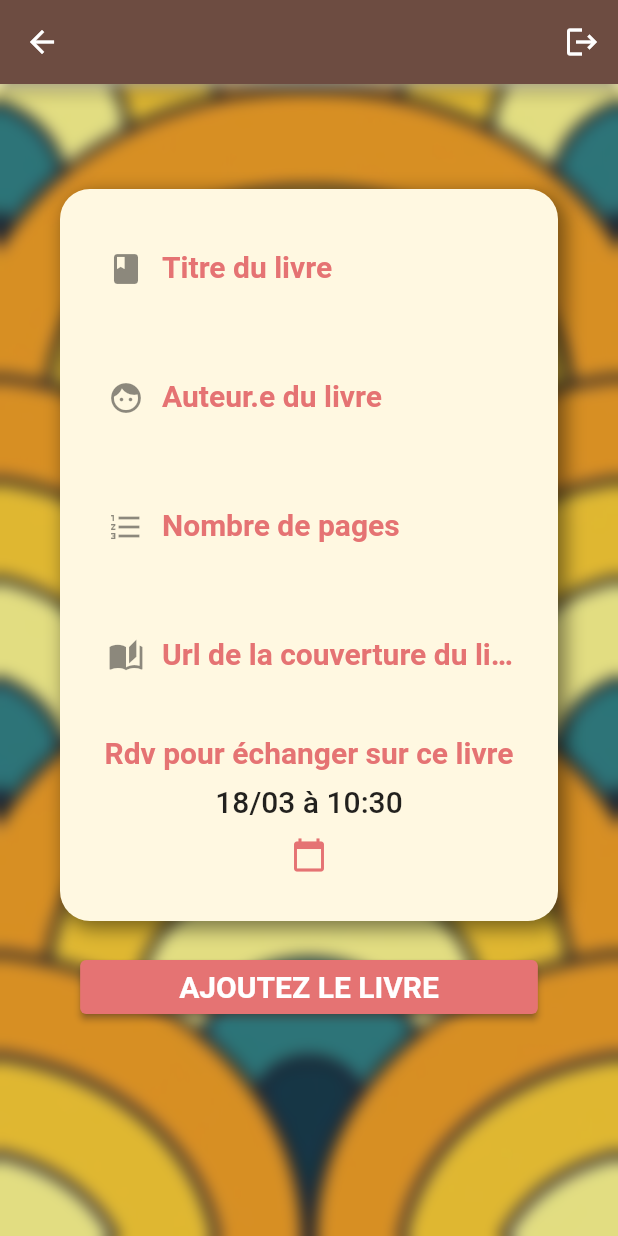
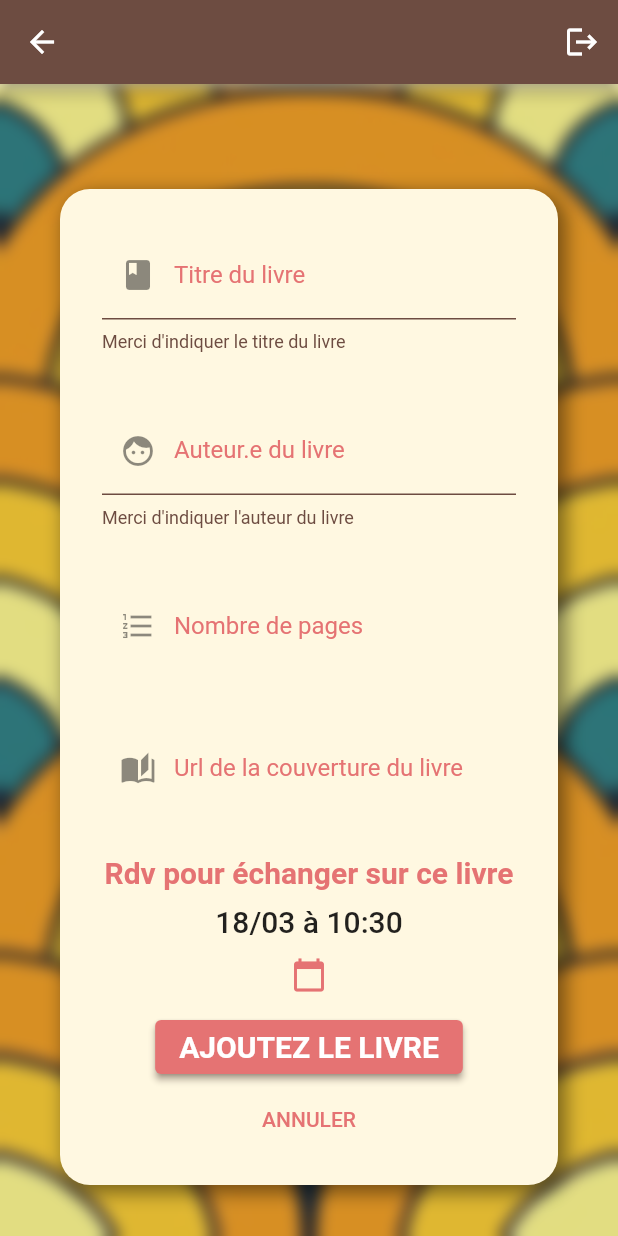
Before and after one commit to Ockham-Byron/book_club, a Flutter app: the AddBook screen opened directly with empty values, after a tap on "AJOUTEZ LE LIVRE", on a phone screen of 412 x 824 dp. Run offline on Flutter 3.47's test engine with Material 2 defaults, Android fonts, the phone set to English and light mode, and no system bars; our stand-ins replace circular_profile_avatar, cloud_firestore, firebase_auth, firebase_core, flutter_datetime_picker, flutter_spinkit and 2 more; missing offline and left inert: dart:ffi, favorite_button; accounts and stored records are empty.

Commit message:
validator create book

```diff
--- a/lib/screens/create/add_book.dart
+++ b/lib/screens/create/add_book.dart
@@ -8,8 +8,11 @@ import 'package:book_club/shared/containers/background_container.dart';
 import 'package:book_club/shared/containers/shadow_container.dart';
 import 'package:cloud_firestore/cloud_firestore.dart';
 import 'package:flutter/material.dart';
+import 'package:flutter/services.dart';
 import 'package:flutter_datetime_picker/flutter_datetime_picker.dart';
 import 'package:intl/intl.dart';
+
+import '../../shared/custom_form_field.dart';
 
 class AddBook extends StatefulWidget {
   final GroupModel currentGroup;
@@ -23,6 +26,15 @@ class AddBook extends StatefulWidget {
 }
 
 class _AddBookState extends State<AddBook> {
+  //key for the form's validation
+  final _formKey = GlobalKey<FormState>();
+
+  //focus
+  FocusNode? ftitle;
+  FocusNode? fauthor;
+  FocusNode? flength;
+  FocusNode? fcover;
+
   //controllers of inputs
   final TextEditingController _bookTitleInput = TextEditingController();
   final TextEditingController _bookAuthorInput = TextEditingController();
@@ -79,56 +91,65 @@ class _AddBookState extends State<AddBook> {
               Padding(
                 padding: const EdgeInsets.all(20),
                 child: ShadowContainer(
+                  child: Form(
+                    key: _formKey,
                     child: Column(
                       children: [
-                      TextFormField(
-                        controller: _bookTitleInput,
-                        decoration: const InputDecoration(
-                          prefixIcon: Icon(
-                            Icons.book,
+                        CustomFormField(
+                            focusNode: ftitle,
+                            hintText: "Titre du livre",
+                            iconData: Icons.book,
+                            textEditingController: _bookTitleInput,
+                            validator: (val) {
+                              if (val!.isEmpty) {
+                                return "Merci d'indiquer le titre du livre";
+                              } else {
+                                return null;
+                              }
+                            }),
+                        const SizedBox(
+                          height: 20,
                         ),
-                          labelText: "Titre du livre",
+                        CustomFormField(
+                            focusNode: fauthor,
+                            textEditingController: _bookAuthorInput,
+                            iconData: Icons.face,
+                            hintText: "Auteur.e du livre",
+                            validator: (val) {
+                              if (val!.isEmpty) {
+                                return "Merci d'indiquer l'auteur du livre";
+                              } else {
+                                return null;
+                              }
+                            }),
+                        const SizedBox(
+                          height: 20,
                         ),
-                        style: Theme.of(context).textTheme.bodyText2,
+                        CustomFormField(
+                          keyboardType: TextInputType.number,
+                          focusNode: flength,
+                          textEditingController: _bookLengthInput,
+                          iconData: Icons.format_list_numbered,
+                          hintText: "Nombre de pages",
+                          inputFormatters: [
+                            FilteringTextInputFormatter.allow(RegExp(r'[0-9]'))
+                          ],
                         ),
                         const SizedBox(
                           height: 20,
                         ),
-                      TextFormField(
-                        controller: _bookAuthorInput,
-                        decoration: const InputDecoration(
-                          prefixIcon: Icon(
-                            Icons.face,
-                          ),
-                          labelText: "Auteur.e du livre",
-                        ),
-                        style: Theme.of(context).textTheme.bodyText2,
-                      ),
-                      const SizedBox(
-                        height: 20,
-                      ),
-                      TextFormField(
-                        controller: _bookLengthInput,
-                        decoration: const InputDecoration(
-                          prefixIcon: Icon(
-                            Icons.format_list_numbered,
-                          ),
-                          labelText: "Nombre de pages",
-                        ),
-                        style: Theme.of(context).textTheme.bodyText2,
-                      ),
-                      const SizedBox(
-                        height: 20,
-                      ),
-                      TextFormField(
-                        controller: _bookCoverInput,
-                        decoration: const InputDecoration(
-                          prefixIcon: Icon(
-                            Icons.auto_stories,
-                          ),
-                          labelText: "Url de la couverture du livre",
-                        ),
-                        style: Theme.of(context).textTheme.bodyText2,
+                        CustomFormField(
+                          focusNode: fcover,
+                          textEditingController: _bookCoverInput,
+                          iconData: Icons.auto_stories,
+                          hintText: "Url de la couverture du livre",
+                          validator: (val) {
+                            if (val!.isValidImageUrl || val == "") {
+                              return null;
+                            } else {
+                              return 'Url non valide.Y a-t-il un .png ou .jpg à la fin ? Si vous ne souhaitez pas ajouter de photo de profil, laissez vide';
+                            }
+                          },
                         ),
                         const SizedBox(
                           height: 20,
@@ -136,7 +157,8 @@ class _AddBookState extends State<AddBook> {
                         Text(
                           "Rdv pour échanger sur ce livre",
                           style: TextStyle(
-                            color: Theme.of(context).focusColor, fontSize: 20),
+                              color: Theme.of(context).focusColor,
+                              fontSize: 20),
                         ),
                         const SizedBox(
                           height: 10,
@@ -150,12 +172,9 @@ class _AddBookState extends State<AddBook> {
                             color: Theme.of(context).focusColor,
                           ),
                         ),
-                    ],
-                  ),
-                ),
-              ),
                         ElevatedButton(
                           onPressed: () {
+                            if (_formKey.currentState!.validate()) {
                               BookModel? book = BookModel(
                                   title: _bookTitleInput.text,
                                   author: _bookAuthorInput.text,
@@ -164,20 +183,32 @@ class _AddBookState extends State<AddBook> {
                                   submittedBy: widget.currentUser.uid,
                                   dueDate: Timestamp.fromDate(_selectedDate));
                               if (widget.currentGroup.id != null) {
-                    _addBook(context, widget.currentGroup.id!, book);
+                                _addBook(
+                                    context, widget.currentGroup.id!, book);
                               } else {
                                 // print(widget.currentGroup);
                                 // print("pas de groupId");
                               }
+                            }
                           },
-                child: Padding(
-                  padding: const EdgeInsets.symmetric(horizontal: 50),
                           child: Text(
                             "Ajoutez le livre".toUpperCase(),
                             style: const TextStyle(
                                 color: Colors.white,
                                 fontWeight: FontWeight.bold,
                                 fontSize: 20),
+                          ),
+                        ),
+                        TextButton(
+                          onPressed: () {
+                            Navigator.of(context).pop();
+                          },
+                          child: Text("Annuler".toUpperCase(),
+                              style: TextStyle(
+                                  color: Theme.of(context).focusColor)),
+                        )
+                      ],
+                    ),
                   ),
                 ),
               ),
--- a/lib/shared/custom_form_field.dart
+++ b/lib/shared/custom_form_field.dart
@@ -10,10 +10,12 @@ class CustomFormField extends StatelessWidget {
     this.textEditingController,
     this.inputFormatters,
     this.validator,
+    this.keyboardType,
   }) : super(key: key);
   final String hintText;
   final IconData? iconData;
   final FocusNode? focusNode;
+  final TextInputType? keyboardType;
   final TextEditingController? textEditingController;
   final List<TextInputFormatter>? inputFormatters;
   final String? Function(String?)? validator;
@@ -22,6 +24,7 @@ class CustomFormField extends StatelessWidget {
     return Padding(
       padding: const EdgeInsets.all(8.0),
       child: TextFormField(
+        keyboardType: keyboardType,
         inputFormatters: inputFormatters,
         validator: validator,
         controller: textEditingController,
```
Also changed, not shown: lib/screens/home/GroupHome/single_book_home.dart (+64 -6 lines). Lines whose indentation alone changed are shown as unchanged.
